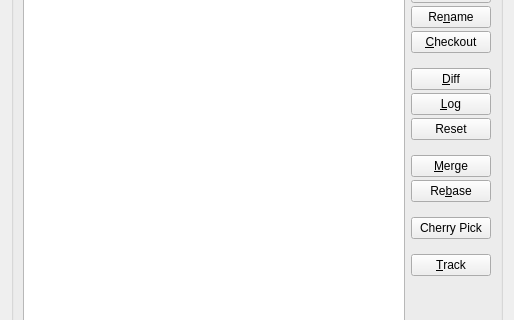
Before: the Qt Designer form src/plugins/git/branchdialog.ui in qt-creator/qt-creator, drawn with Qt 5; both pictures show x 0 to 514 and y 124 to 444 of the 514 by 527 pixel window.
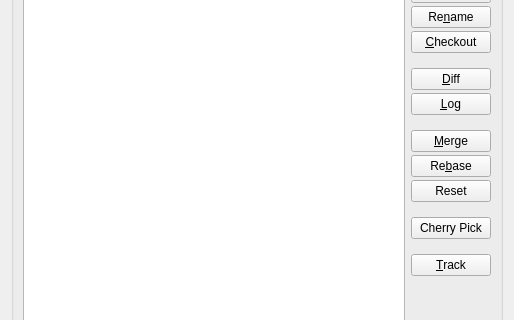
After: the same form once the commit is applied.

Commit message:
Git: Reorder buttons in branches dialog
Reset works on current branch by the contents of another, like Merge and
Rebase.

```diff
--- a/src/plugins/git/branchdialog.ui
+++ b/src/plugins/git/branchdialog.ui
@@ -130,13 +130,6 @@
             </property>
            </widget>
           </item>
-          <item>
-           <widget class="QPushButton" name="resetButton">
-            <property name="text">
-             <string>Reset</string>
-            </property>
-           </widget>
-          </item>
          </layout>
         </item>
         <item>
@@ -158,6 +151,13 @@
             </property>
            </widget>
           </item>
+          <item>
+           <widget class="QPushButton" name="resetButton">
+            <property name="text">
+             <string>Reset</string>
+            </property>
+           </widget>
+          </item>
          </layout>
         </item>
         <item>
```
